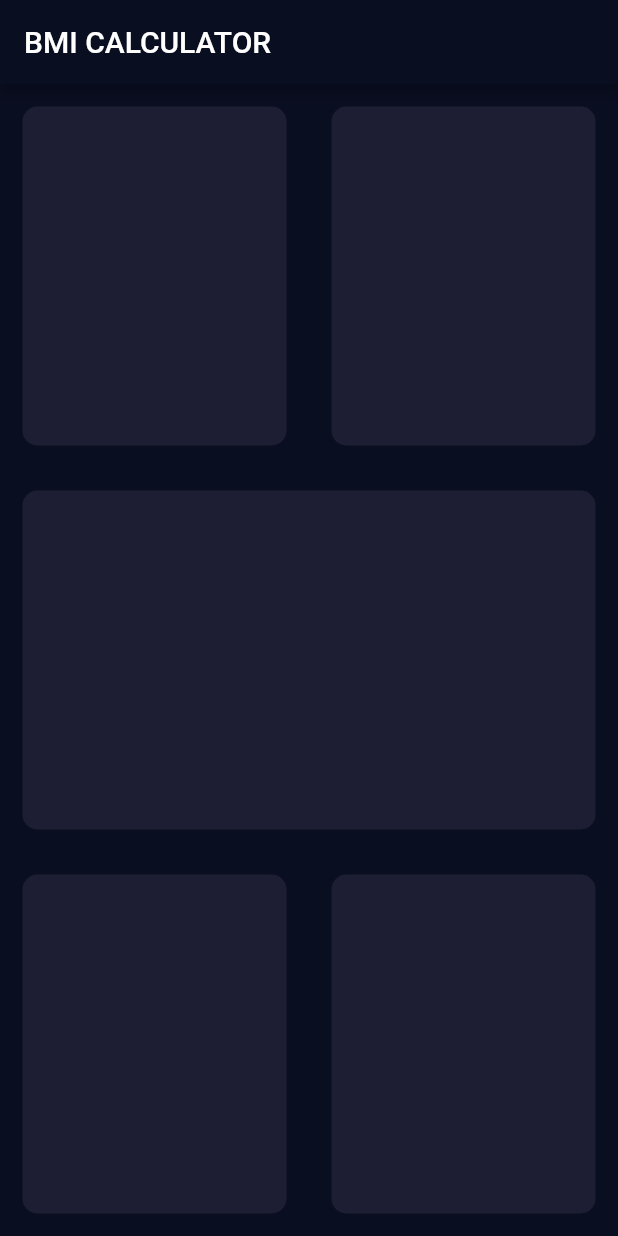
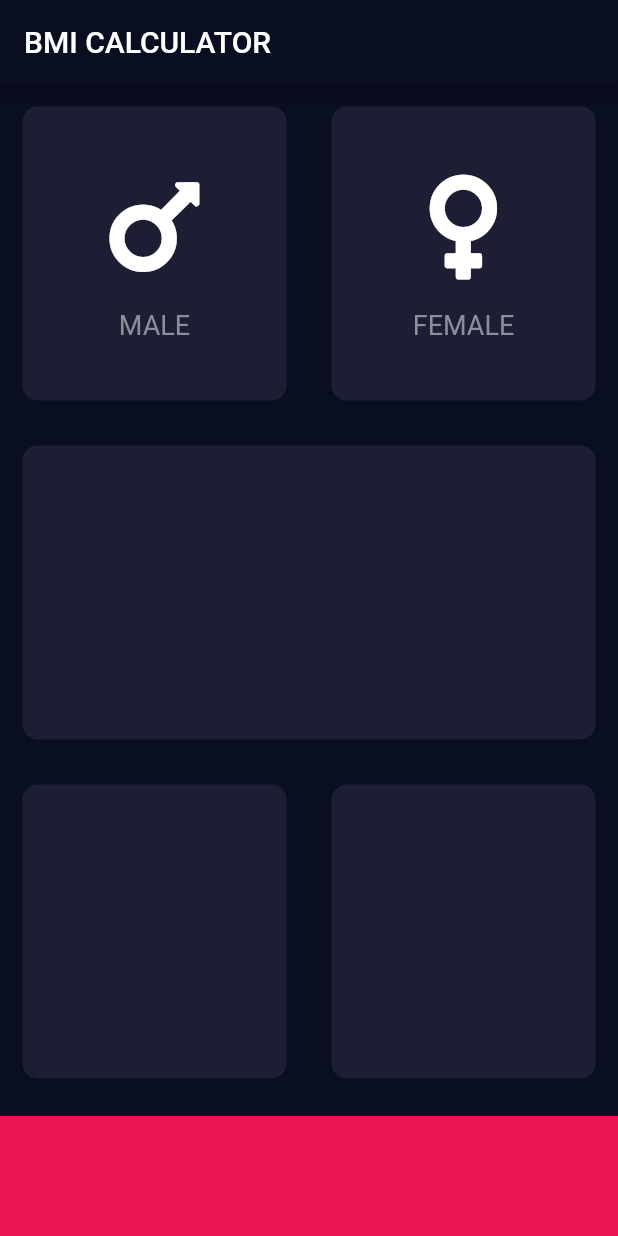
Before and after one commit to timoknapp/flutter-bootcamp, a Flutter app: the screen it shows after launch, on a phone screen of 412 x 824 dp. Run offline on Flutter 3.47's test engine with Material 2 defaults, Android fonts, the light colour scheme and no system bars; our stand-ins replace audioplayers, font_awesome_flutter, rflutter_alert.

Commit message:
[UPDATE] added some custom components

```diff
--- /dev/null
+++ b/chapter_8/bmi-calculator-flutter/lib/components/icon_content.dart
@@ -0,0 +1,32 @@
+import 'package:flutter/material.dart';
+
+class IconContent extends StatelessWidget {
+  IconContent({@required this.icon, @required this.text, this.textColor});
+
+  final IconData icon;
+  final String text;
+  final Color textColor;
+
+  @override
+  Widget build(BuildContext context) {
+    return Column(
+      mainAxisAlignment: MainAxisAlignment.center,
+      children: <Widget>[
+        Icon(
+          icon,
+          size: 80.0,
+        ),
+        SizedBox(
+          height: 15.0,
+        ),
+        Text(
+          text,
+          style: TextStyle(
+            fontSize: 18.0,
+            color: textColor,
+          ),
+        ),
+      ],
+    );
+  }
+}
--- a/chapter_8/bmi-calculator-flutter/lib/components/reusable_card.dart
+++ b/chapter_8/bmi-calculator-flutter/lib/components/reusable_card.dart
@@ -1,13 +1,15 @@
 import 'package:flutter/material.dart';
 
 class ReusableCard extends StatelessWidget {
-  ReusableCard({@required this.color});
+  ReusableCard({@required this.color, this.cardChild});
 
   final Color color;
+  final Widget cardChild;
 
   @override
   Widget build(BuildContext context) {
     return Container(
+      child: cardChild,
       margin: EdgeInsets.all(15),
       decoration: BoxDecoration(
         color: color,
--- a/chapter_8/bmi-calculator-flutter/lib/input_page.dart
+++ b/chapter_8/bmi-calculator-flutter/lib/input_page.dart
@@ -1,5 +1,11 @@
 import 'package:flutter/material.dart';
 import 'components/reusable_card.dart';
+import 'components/icon_content.dart';
+import 'package:font_awesome_flutter/font_awesome_flutter.dart';
+
+const bottomContainerHeight = 80.0;
+const bottomContainerBackgroundColor = Color(0xFFEB1555);
+const activeCardColor = Color(0xFF1D1E33);
 
 class InputPage extends StatefulWidget {
   @override
@@ -19,29 +25,49 @@ class _InputPageState extends State<InputPage> {
             child: Row(
               children: <Widget>[
                 Expanded(
-                  child: ReusableCard(color: Color(0xFF1D1E33)),
+                  child: ReusableCard(
+                    color: activeCardColor,
+                    cardChild: IconContent(
+                      icon: FontAwesomeIcons.mars,
+                      text: 'MALE',
+                      textColor: Color(0xFF8D8E98),
+                    ),
+                  ),
                 ),
                 Expanded(
-                  child: ReusableCard(color: Color(0xFF1D1E33)),
+                  child: ReusableCard(
+                    color: activeCardColor,
+                    cardChild: IconContent(
+                      icon: FontAwesomeIcons.venus,
+                      text: 'FEMALE',
+                      textColor: Color(0xFF8D8E98),
+                    ),
+                  ),
                 ),
               ],
             ),
           ),
           Expanded(
-            child: ReusableCard(color: Color(0xFF1D1E33)),
+            child: ReusableCard(color: activeCardColor),
           ),
           Expanded(
             child: Row(
               children: <Widget>[
                 Expanded(
-                  child: ReusableCard(color: Color(0xFF1D1E33)),
+                  child: ReusableCard(color: activeCardColor),
                 ),
                 Expanded(
-                  child: ReusableCard(color: Color(0xFF1D1E33)),
+                  child: ReusableCard(color: activeCardColor),
                 ),
               ],
             ),
           ),
+          Container(
+            color: bottomContainerBackgroundColor,
+            margin: EdgeInsets.only(top: 10.0),
+            width: double.infinity,
+            height: bottomContainerHeight,
+          )
         ],
       ),
     );
--- a/chapter_8/bmi-calculator-flutter/pubspec.yaml
+++ b/chapter_8/bmi-calculator-flutter/pubspec.yaml
@@ -11,6 +11,7 @@ dependencies:
     sdk: flutter
 
   cupertino_icons: ^0.1.2
+  font_awesome_flutter:  ^8.4.0
 
 dev_dependencies:
   flutter_test:
```
